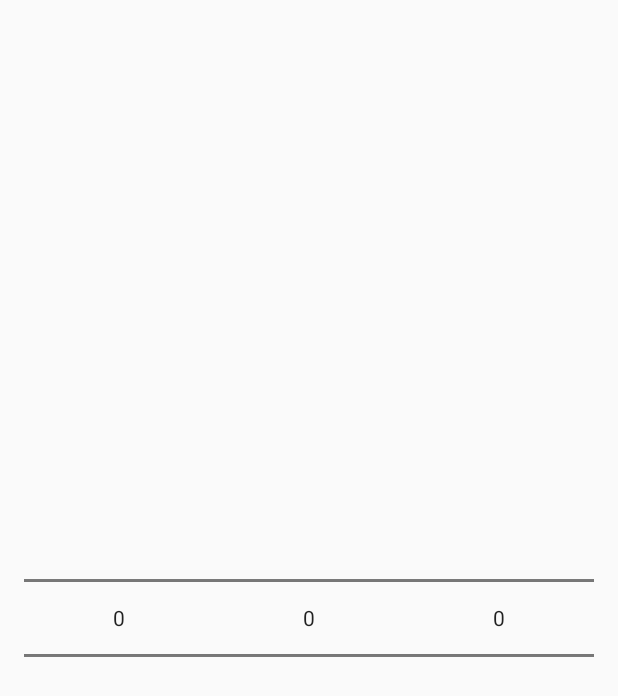
After one commit to SeanDijk/Joggingtimer, an Android app: the layout fragment_timer_picker.xml on its own in the app's theme, with its tools: preview values and no code run, on a phone screen of 412 x 824 dp. The commit adds this screen. Shown: the top 696 px of the screen. Run offline under Robolectric (Android 15) with nearby library versions, the phone set to English and light mode, and no system bars.

Commit message:
Creating a timer is now possible. Still needs to be saved.

```diff
--- a/app/build.gradle
+++ b/app/build.gradle
@@ -31,6 +31,7 @@ dependencies {
     implementation 'com.android.support:appcompat-v7:27.1.1'
     implementation 'com.android.support.constraint:constraint-layout:1.1.0'
     implementation 'com.android.support:design:27.1.1'
+    implementation 'com.android.support:support-v4:27.1.1'
     testImplementation 'junit:junit:4.12'
     androidTestImplementation 'com.android.support.test:runner:1.0.2'
     androidTestImplementation 'com.android.support.test.espresso:espresso-core:3.0.2'
--- a/app/src/main/java/svd/joggingtimer/util/extentions.kt
+++ b/app/src/main/java/svd/joggingtimer/util/extentions.kt
@@ -10,6 +10,11 @@ import java.util.concurrent.TimeUnit
 /**
  * Created by Sean on 5-5-2018.
  */
+
+fun from_HHMMSS_ToLong(hours: Int, minutes: Int, seconds: Int): Long {
+    return (hours*3600 + minutes * 60 + seconds).toLong() *1000
+}
+
 fun Long.toHHMMSS()= String.format("%02d:%02d:%02d", TimeUnit.MILLISECONDS.toHours(this),
         TimeUnit.MILLISECONDS.toMinutes(this) % TimeUnit.HOURS.toMinutes(1),
         TimeUnit.MILLISECONDS.toSeconds(this) % TimeUnit.MINUTES.toSeconds(1))
--- /dev/null
+++ b/app/src/main/res/layout/fragment_timer_picker.xml
@@ -0,0 +1,48 @@
+<android.support.constraint.ConstraintLayout xmlns:android="http://schemas.android.com/apk/res/android"
+    xmlns:app="http://schemas.android.com/apk/res-auto"
+    xmlns:tools="http://schemas.android.com/tools"
+    android:layout_width="match_parent"
+    android:layout_height="match_parent"
+    tools:context="svd.joggingtimer.fragments.TimerPickerFragment">
+
+
+    <NumberPicker
+        android:id="@+id/numberPickerHours"
+        android:layout_width="0dp"
+        android:layout_height="wrap_content"
+        android:layout_marginBottom="8dp"
+        android:layout_marginStart="16dp"
+        android:layout_marginTop="8dp"
+        app:layout_constraintBottom_toBottomOf="parent"
+        app:layout_constraintEnd_toStartOf="@+id/numberPickerMinutes"
+        app:layout_constraintHorizontal_bias="0.5"
+
+        app:layout_constraintStart_toStartOf="parent"
+        app:layout_constraintTop_toTopOf="parent" />
+
+    <NumberPicker
+        android:id="@+id/numberPickerMinutes"
+        android:layout_width="0dp"
+        android:layout_height="wrap_content"
+        android:layout_marginBottom="8dp"
+        android:layout_marginTop="8dp"
+        app:layout_constraintBottom_toBottomOf="parent"
+        app:layout_constraintEnd_toStartOf="@+id/numberPickerSeconds"
+        app:layout_constraintHorizontal_bias="0.5"
+        app:layout_constraintStart_toEndOf="@+id/numberPickerHours"
+        app:layout_constraintTop_toTopOf="parent" />
+
+    <NumberPicker
+        android:id="@+id/numberPickerSeconds"
+        android:layout_width="0dp"
+        android:layout_height="wrap_content"
+        android:layout_marginBottom="8dp"
+        android:layout_marginEnd="16dp"
+        android:layout_marginTop="8dp"
+        app:layout_constraintBottom_toBottomOf="parent"
+        app:layout_constraintEnd_toEndOf="parent"
+        app:layout_constraintHorizontal_bias="0.5"
+        app:layout_constraintStart_toEndOf="@+id/numberPickerMinutes"
+        app:layout_constraintTop_toTopOf="parent" />
+
+</android.support.constraint.ConstraintLayout>
--- a/app/src/main/res/values/strings.xml
+++ b/app/src/main/res/values/strings.xml
@@ -12,4 +12,7 @@
     <string name="hint_name">Name</string>
     <string name="hint_jogging_time">Jogging Time</string>
     <string name="hint_resting_time">Resting time</string>
+
+    <!-- TODO: Remove or change this placeholder text -->
+    <string name="hello_blank_fragment">Hello blank fragment</string>
 </resources>
```
Also changed, not shown: app/src/main/java/svd/joggingtimer/activities/CreateTimerActivity.kt (+35 -4 lines), app/src/main/java/svd/joggingtimer/fragments/TimerPickerFragment.kt (added, +128 -0 lines), app/src/main/res/layout/activity_create_timer.xml (+6 -4 lines).
